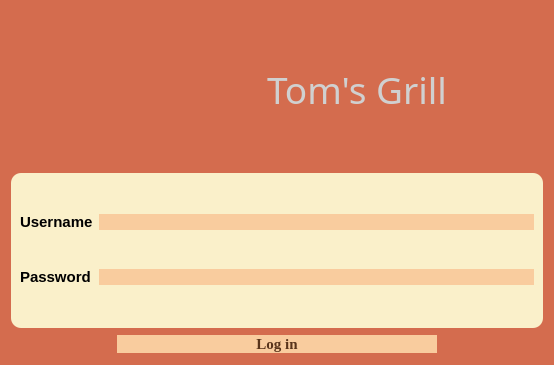
Old version of the form askcredentials.ui in the repository PeteCastle/PEx5.
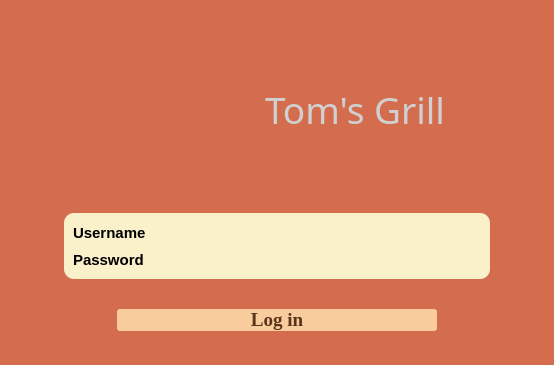
New version of the form. Icons and pictures are not drawn.

Patch:
```diff
--- a/askcredentials.ui
+++ b/askcredentials.ui
@@ -17,10 +17,42 @@
    <string notr="true">background-color: rgb(212, 108, 78);</string>
   </property>
   <layout class="QVBoxLayout" name="verticalLayout">
+   <item>
+    <spacer name="verticalSpacer_3">
+     <property name="orientation">
+      <enum>Qt::Vertical</enum>
+     </property>
+     <property name="sizeHint" stdset="0">
+      <size>
+       <width>20</width>
+       <height>40</height>
+      </size>
+     </property>
+    </spacer>
+   </item>
    <item>
     <layout class="QHBoxLayout" name="horizontalLayout">
+     <item>
+      <spacer name="horizontalSpacer_3">
+       <property name="orientation">
+        <enum>Qt::Horizontal</enum>
+       </property>
+       <property name="sizeHint" stdset="0">
+        <size>
+         <width>40</width>
+         <height>20</height>
+        </size>
+       </property>
+      </spacer>
+     </item>
      <item>
       <widget class="QLabel" name="LogoLabel">
+       <property name="minimumSize">
+        <size>
+         <width>150</width>
+         <height>150</height>
+        </size>
+       </property>
        <property name="maximumSize">
         <size>
          <width>250</width>
@@ -39,8 +71,10 @@
       <widget class="QLabel" name="RestaurantLabel">
        <property name="font">
         <font>
-         <family>Vineta BT</family>
+         <family>Amsterdam Lentteria</family>
          <pointsize>28</pointsize>
+         <italic>false</italic>
+         <bold>false</bold>
         </font>
        </property>
        <property name="styleSheet">
@@ -51,10 +85,54 @@
        </property>
       </widget>
      </item>
+     <item>
+      <spacer name="horizontalSpacer_4">
+       <property name="orientation">
+        <enum>Qt::Horizontal</enum>
+       </property>
+       <property name="sizeHint" stdset="0">
+        <size>
+         <width>40</width>
+         <height>20</height>
+        </size>
+       </property>
+      </spacer>
+     </item>
     </layout>
    </item>
    <item>
-    <widget class="QWidget" name="" native="true">
+    <spacer name="verticalSpacer">
+     <property name="orientation">
+      <enum>Qt::Vertical</enum>
+     </property>
+     <property name="sizeHint" stdset="0">
+      <size>
+       <width>20</width>
+       <height>40</height>
+      </size>
+     </property>
+    </spacer>
+   </item>
+   <item>
+    <layout class="QHBoxLayout" name="horizontalLayout_3" stretch="10,80,10">
+     <property name="topMargin">
+      <number>0</number>
+     </property>
+     <item>
+      <spacer name="horizontalSpacer_5">
+       <property name="orientation">
+        <enum>Qt::Horizontal</enum>
+       </property>
+       <property name="sizeHint" stdset="0">
+        <size>
+         <width>40</width>
+         <height>20</height>
+        </size>
+       </property>
+      </spacer>
+     </item>
+     <item>
+      <widget class="QWidget" name="widget" native="true">
      <property name="styleSheet">
       <string notr="true">color: rgb(0, 0, 0);
 background-color: rgb(250, 240, 202);
@@ -62,7 +140,7 @@
 </string>
      </property>
      <layout class="QGridLayout" name="gridLayout">
-      <item row="0" column="0">
+        <item row="0" column="1">
        <widget class="QLabel" name="UsernameLabel">
         <property name="font">
          <font>
@@ -79,21 +157,27 @@
         </property>
        </widget>
       </item>
-      <item row="0" column="1">
+        <item row="0" column="2">
        <widget class="QLineEdit" name="UsernameLineEdit">
+          <property name="font">
+           <font>
+            <family>Georgia</family>
+            <pointsize>12</pointsize>
+           </font>
+          </property>
         <property name="styleSheet">
-         <string notr="true">background-color: rgb(249, 204, 158);</string>
+           <string notr="true">background-color: rgb(249, 204, 158);
+
+QLineEdit{
+	padding-left: 5px;
+}</string>
+          </property>
+          <property name="echoMode">
+           <enum>QLineEdit::Normal</enum>
         </property>
        </widget>
       </item>
       <item row="1" column="1">
-       <widget class="QLineEdit" name="PasswordLineEdit">
-        <property name="styleSheet">
-         <string notr="true">background-color: rgb(249, 204, 158);</string>
-        </property>
-       </widget>
-      </item>
-      <item row="1" column="0">
        <widget class="QLabel" name="PasswordLabel">
         <property name="font">
          <font>
@@ -110,8 +194,59 @@
         </property>
        </widget>
       </item>
-     </layout>
-    </widget>
+        <item row="1" column="2">
+         <widget class="QLineEdit" name="PasswordLineEdit">
+          <property name="font">
+           <font>
+            <family>Georgia</family>
+            <pointsize>12</pointsize>
+           </font>
+          </property>
+          <property name="styleSheet">
+           <string notr="true">background-color: rgb(249, 204, 158);
+
+QLineEdit{
+	padding-left: 5px;
+}</string>
+          </property>
+          <property name="echoMode">
+           <enum>QLineEdit::Password</enum>
+          </property>
+          <property name="placeholderText">
+           <string/>
+          </property>
+         </widget>
+        </item>
+       </layout>
+      </widget>
+     </item>
+     <item>
+      <spacer name="horizontalSpacer_6">
+       <property name="orientation">
+        <enum>Qt::Horizontal</enum>
+       </property>
+       <property name="sizeHint" stdset="0">
+        <size>
+         <width>40</width>
+         <height>20</height>
+        </size>
+       </property>
+      </spacer>
+     </item>
+    </layout>
+   </item>
+   <item>
+    <spacer name="verticalSpacer_2">
+     <property name="orientation">
+      <enum>Qt::Vertical</enum>
+     </property>
+     <property name="sizeHint" stdset="0">
+      <size>
+       <width>20</width>
+       <height>40</height>
+      </size>
+     </property>
+    </spacer>
    </item>
    <item>
     <layout class="QHBoxLayout" name="horizontalLayout_2" stretch="10,30,10">
@@ -133,14 +268,26 @@
        <property name="font">
         <font>
          <family>Georgia</family>
-         <pointsize>11</pointsize>
+         <pointsize>14</pointsize>
          <bold>true</bold>
         </font>
        </property>
        <property name="styleSheet">
-        <string notr="true">background-color: rgb(249, 204, 158);
+        <string notr="true">
+
+
+
+QPushButton{
+background-color: rgb(249, 204, 158);
 color: rgb(89, 52, 27);
-border-radius: 10px;</string>
+border-radius: 3px;
+}
+QPushButton::hover{
+	border: 3px solid rgb(138, 80, 42);
+}
+QPushButton::pressed{
+	border: 3px solid rgb(89, 52, 27);
+}</string>
        </property>
        <property name="text">
         <string>Log in</string>
@@ -162,6 +309,19 @@
      </item>
     </layout>
    </item>
+   <item>
+    <spacer name="verticalSpacer_4">
+     <property name="orientation">
+      <enum>Qt::Vertical</enum>
+     </property>
+     <property name="sizeHint" stdset="0">
+      <size>
+       <width>20</width>
+       <height>40</height>
+      </size>
+     </property>
+    </spacer>
+   </item>
   </layout>
  </widget>
  <resources/>
```
Left out of the diff: 3 changed lines with no effect on the pictures. Lines whose indentation alone changed are shown as unchanged.
